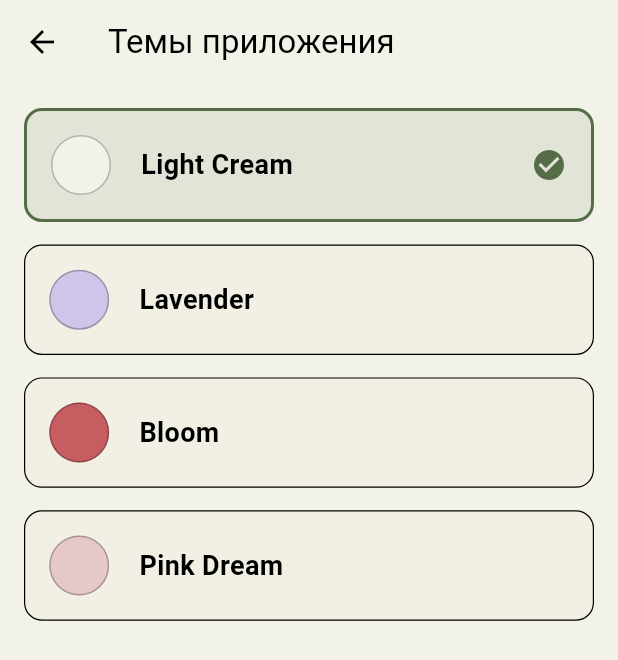
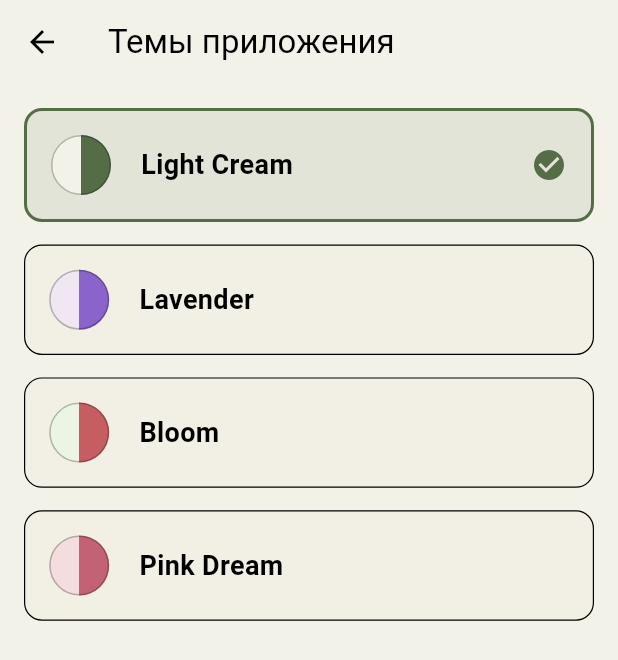
Before and after one commit to nishtt/emori_app, a Flutter app: the ThemesPage screen opened directly, on a phone screen of 412 x 824 dp. Shown: the top 660 px of the screen. Run offline on Flutter 3.47's test engine with Material 3 defaults, Android fonts, the phone set to English and light mode, and no system bars; our stand-ins replace audioplayers, cloud_firestore, firebase_auth, firebase_core, fl_chart, flutter_local_notifications and 4 more; accounts and stored records are empty.

Commit message:
prepared for release

```diff
--- a/lib/auth/auth_gate.dart
+++ b/lib/auth/auth_gate.dart
@@ -19,8 +19,6 @@ class _AuthGateState extends State<AuthGate> {
     return StreamBuilder<User?>(
       stream: FirebaseAuth.instance.authStateChanges(),
       builder: (context, snapshot) {
-        // 1. Если мы еще показываем приветствие, возвращаем WelcomePage.
-        // StreamBuilder при этом уже работает в фоне и получает данные о юзере.
         if (_showWelcome) {
           return WelcomePage(
             onFinish: () {
@@ -31,16 +29,12 @@ class _AuthGateState extends State<AuthGate> {
           );
         }
 
-        // 2. Когда приветствие закончилось, проверяем состояние snapshot.
-        // Если данных еще нет (connectionState == waiting), лучше показать пустой экран
-        // или индикатор, но обычно за 5 секунд приветствия данные уже прилетают.
         if (snapshot.connectionState == ConnectionState.waiting) {
           return const Scaffold(
             body: Center(child: CircularProgressIndicator()),
           );
         }
 
-        // 3. Теперь переход будет мгновенным и правильным
         if (snapshot.hasData) {
           return const App();
         } else {
--- a/lib/components/calendar_day_tile.dart
+++ b/lib/components/calendar_day_tile.dart
@@ -60,7 +60,7 @@ class CalendarDayTile extends StatelessWidget {
       );
     }
 
-    // 3. будущий день - неактивная tile
+    // 3. будущий день - неактивный
     if (isFuture) {
       return Text(
         day.toString(),
@@ -68,7 +68,7 @@ class CalendarDayTile extends StatelessWidget {
       );
     }
 
-// 4. прошедший день без записи - placeholder
+// 4. прошедший день без записи с плейсхолдером
     return Stack(
       alignment: Alignment.center,
       children: [
--- a/lib/pages/themes_page.dart
+++ b/lib/pages/themes_page.dart
@@ -51,9 +51,17 @@ class ThemesPage extends StatelessWidget {
                     width: 40,
                     height: 40,
                     decoration: BoxDecoration(
-                      color: option.previewColor,
                       shape: BoxShape.circle,
-                      border: Border.all(color: Colors.black26),
+                      border: Border.all(color: Colors.black26, width: 1),
+                      gradient: LinearGradient(
+                        begin: Alignment.centerLeft,
+                        end: Alignment.centerRight,
+                        colors: [
+                          option.themeData.colorScheme.background,
+                          option.themeData.colorScheme.primary,
+                        ],
+                        stops: const [0.5, 0.5],
+                      ),
                     ),
                   ),
                   const SizedBox(width: 20),
```
Also changed, not shown: lib/pages/settings_page.dart (+13 -6 lines), lib/services/notification_service.dart (+8 -21 lines), pubspec.yaml (+8 -0 lines), assets/images/icon.png (added), assets/images/icon_foreground.png (added), 37 other files.
